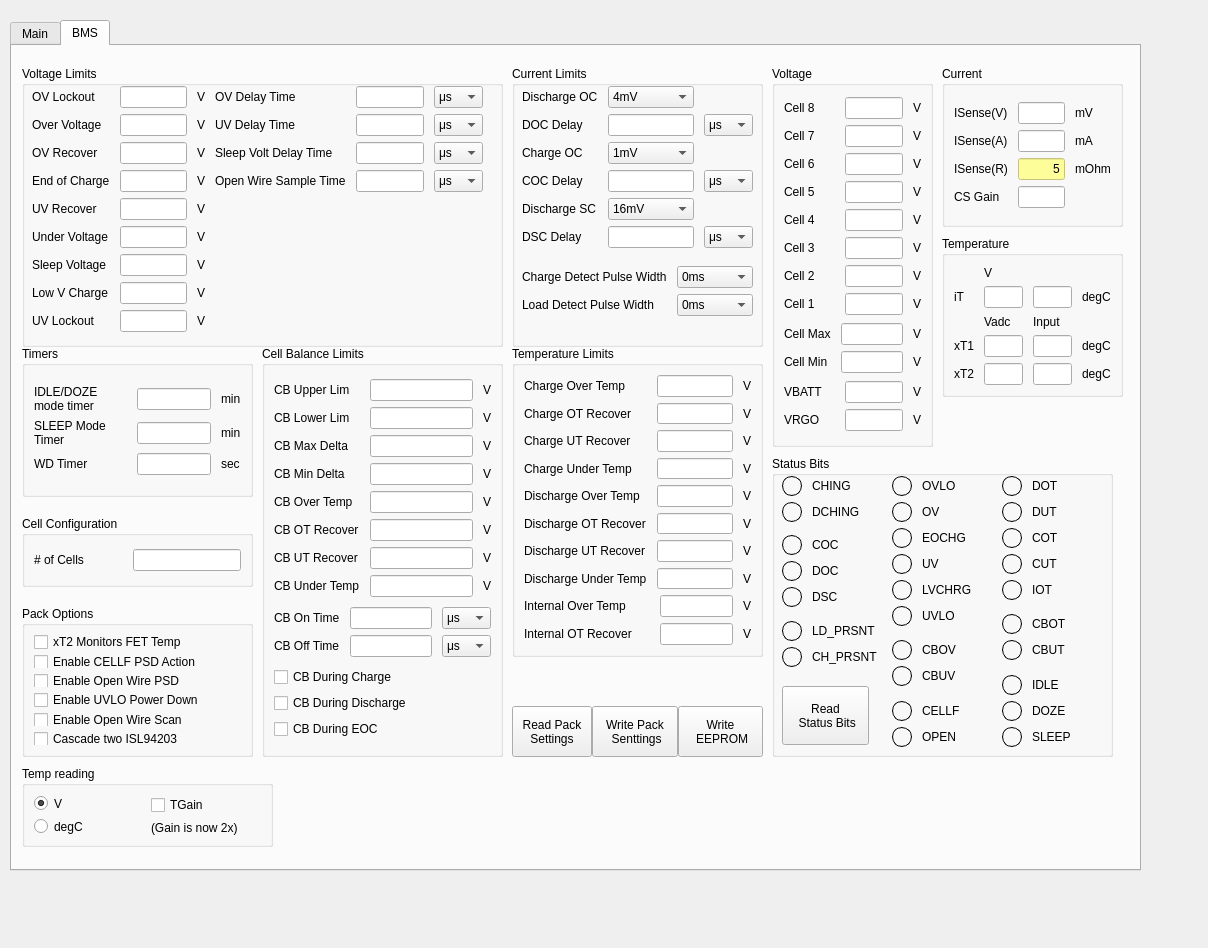
Old version of the form qt/fmcw.ui in the repository jpnbino/fmcw_app.
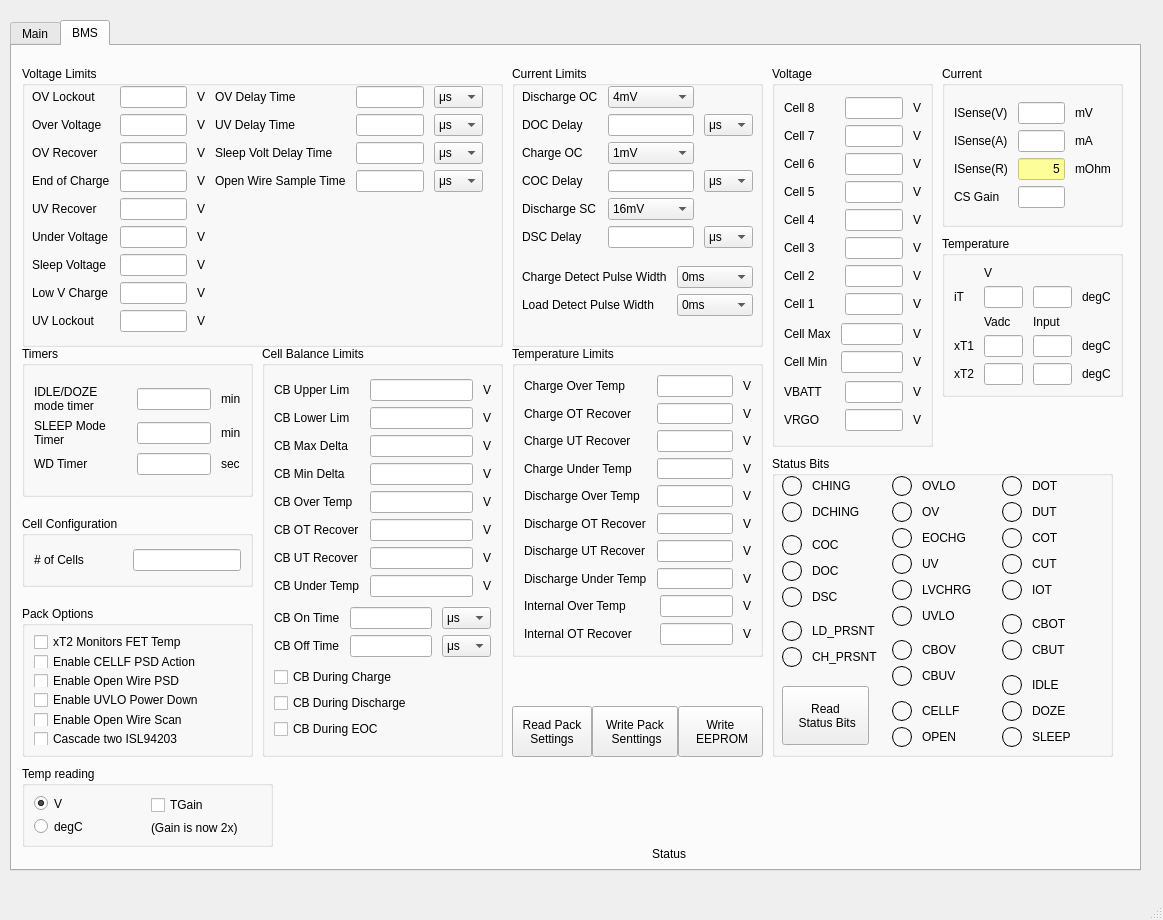
New version of the form. The open tabs and pages were chosen to show the change.

Commit message:
Change Dialog window to MainWindow.
The Dialog window should be only used for shorter interactions. This class has less resources.

Patch:
```diff
--- a/qt/fmcw.ui
+++ b/qt/fmcw.ui
@@ -1,24 +1,30 @@
 <?xml version="1.0" encoding="UTF-8"?>
 <ui version="4.0">
- <class>Dialog</class>
- <widget class="QDialog" name="Dialog">
+ <class>MainWindow</class>
+ <widget class="QMainWindow" name="MainWindow">
   <property name="geometry">
    <rect>
     <x>0</x>
     <y>0</y>
-    <width>1208</width>
-    <height>948</height>
+    <width>1163</width>
+    <height>920</height>
    </rect>
   </property>
-  <property name="minimumSize">
-   <size>
-    <width>20</width>
-    <height>20</height>
-   </size>
-  </property>
   <property name="windowTitle">
    <string>Dialog</string>
   </property>
+  <widget class="QWidget" name="centralwidget"/>
+  <widget class="QMenuBar" name="menubar">
+   <property name="geometry">
+    <rect>
+     <x>0</x>
+     <y>0</y>
+     <width>1163</width>
+     <height>22</height>
+    </rect>
+   </property>
+  </widget>
+  <widget class="QStatusBar" name="statusbar"/>
   <widget class="QTabWidget" name="tabWidget">
    <property name="enabled">
     <bool>true</bool>
@@ -3295,6 +3301,19 @@
       </item>
      </layout>
     </widget>
+    <widget class="QLabel" name="statusLabel">
+     <property name="geometry">
+      <rect>
+       <x>640</x>
+       <y>800</y>
+       <width>481</width>
+       <height>16</height>
+      </rect>
+     </property>
+     <property name="text">
+      <string>Status</string>
+     </property>
+    </widget>
    </widget>
   </widget>
  </widget>
```
Left out of the diff: 5 changed lines with no effect on the pictures.
